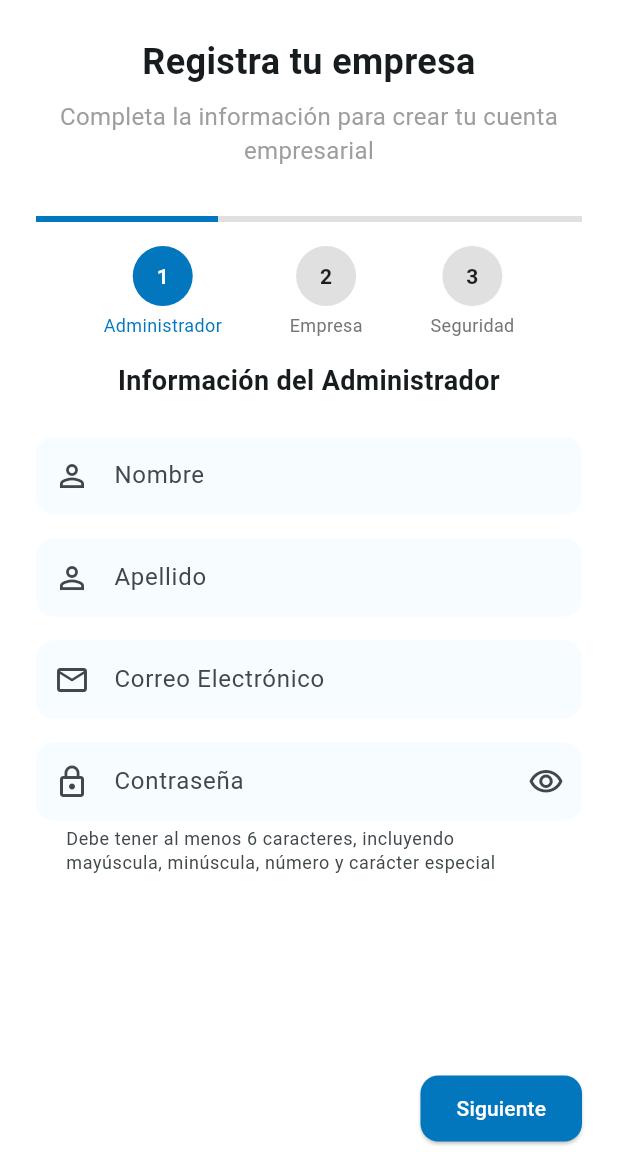
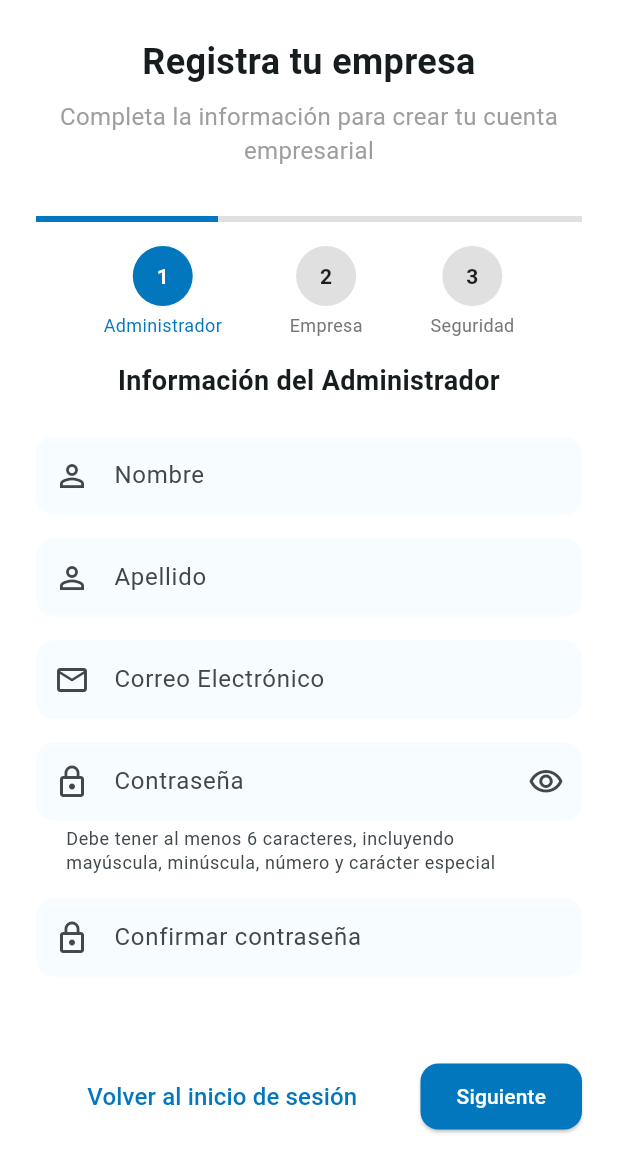
Before and after one commit to jesusmachta/Trabajo-de-Grado, a Flutter app: the screen it shows after launch, after a tap on "Registrar Empresa", on a phone screen of 412 x 824 dp, the part 84-1236 px from its top. Run offline on Flutter 3.47's test engine with Material 3 defaults, Android fonts, the phone set to English and light mode, and no system bars; our stand-ins replace fl_chart, flutter_svg, image_picker, month_picker_dialog, shared_preferences, syncfusion_flutter_charts; accounts and stored records are empty.

Commit message:
cambios ui

```diff
--- a/frontend/lib/views/login_view.dart
+++ b/frontend/lib/views/login_view.dart
@@ -128,7 +128,7 @@ class _LoginViewState extends State<LoginView> {
                       style: const TextStyle(fontSize: 17),
                       validator: _validateEmail,
                       decoration: InputDecoration(
-                        hintText: 'correo@ejemplo.com',
+                        hintText: 'Ingresa tu correo electrónico',
                         prefixIcon: const Icon(Icons.email_outlined, size: 24),
                         border: OutlineInputBorder(
                           borderRadius: BorderRadius.circular(8),
--- a/frontend/lib/views/register_company_view.dart
+++ b/frontend/lib/views/register_company_view.dart
@@ -29,6 +29,7 @@ class _RegisterCompanyViewState extends State<RegisterCompanyView>
   final _lastNameController = TextEditingController();
   final _emailController = TextEditingController();
   final _passwordController = TextEditingController();
+  final _confirmPasswordController = TextEditingController();
   final _securityAnswerController = TextEditingController();
 
   // Tab control
@@ -72,6 +73,7 @@ class _RegisterCompanyViewState extends State<RegisterCompanyView>
     _lastNameController.dispose();
     _emailController.dispose();
     _passwordController.dispose();
+    _confirmPasswordController.dispose();
     _securityAnswerController.dispose();
     _tabController.dispose();
     super.dispose();
@@ -135,6 +137,16 @@ class _RegisterCompanyViewState extends State<RegisterCompanyView>
     return null;
   }
 
+  String? _validateConfirmPassword(String? value) {
+    if (value == null || value.isEmpty) {
+      return 'Por favor confirma tu contraseña';
+    }
+    if (value != _passwordController.text) {
+      return 'Las contraseñas no coinciden';
+    }
+    return null;
+  }
+
   String? _validateSecurityAnswer(String? value) {
     if (value == null || value.isEmpty) {
       return 'Por favor ingresa tu respuesta de seguridad';
@@ -149,7 +161,8 @@ class _RegisterCompanyViewState extends State<RegisterCompanyView>
         return _firstNameController.text.isNotEmpty &&
             _lastNameController.text.isNotEmpty &&
             _validateEmail(_emailController.text) == null &&
-            _validatePassword(_passwordController.text) == null;
+            _validatePassword(_passwordController.text) == null &&
+            _validateConfirmPassword(_confirmPasswordController.text) == null;
       case 1: // Company information
         return _validateCompanyName(_companyNameController.text) == null &&
             _validateRif(_rifController.text) == null;
@@ -425,29 +438,21 @@ class _RegisterCompanyViewState extends State<RegisterCompanyView>
                       ),
                     ),
 
-                    const SizedBox(height: 24),
-
-                    // Navigation buttons
+                    const SizedBox(height: 16),
                     Row(
-                      mainAxisAlignment: MainAxisAlignment.spaceBetween,
                       children: [
-                        // Back button (hidden on first tab)
-                        if (_currentTab > 0)
-                          ElevatedButton(
-                            onPressed: _previousTab,
-                            style: ElevatedButton.styleFrom(
-                              padding: const EdgeInsets.symmetric(
-                                  horizontal: 24, vertical: 12),
-                              backgroundColor: Colors.grey[300],
-                              foregroundColor: Colors.black87,
+                        Expanded(
+                          child: TextButton(
+                            onPressed: () {
+                              Navigator.of(context).pop();
+                            },
+                            child: const Text(
+                              'Volver al inicio de sesión',
+                              style: TextStyle(fontSize: 16),
                             ),
-                            child: const Text('Atrás'),
-                          )
-                        else
-                          const SizedBox(
-                              width: 100), // Placeholder for alignment
-
-                        // Next/Submit button
+                          ),
+                        ),
+                        const SizedBox(width: 8),
                         ElevatedButton(
                           onPressed: _isLoading
                               ? null
@@ -472,21 +477,6 @@ class _RegisterCompanyViewState extends State<RegisterCompanyView>
                                   : 'Registrar Empresa'),
                         ),
                       ],
-                    ),
-
-                    const SizedBox(height: 16),
-
-                    // Back to Login Text Button
-                    TextButton(
-                      onPressed: () {
-                        Navigator.of(context).pop();
-                      },
-                      child: const Text(
-                        'Volver al inicio de sesión',
-                        style: TextStyle(
-                          fontSize: 16,
-                        ),
-                      ),
                     ),
                   ],
                 ),
@@ -551,6 +541,7 @@ class _RegisterCompanyViewState extends State<RegisterCompanyView>
               prefixIcon: Icon(Icons.person_outline),
             ),
             validator: _validateName,
+            onChanged: (_) => setState(() {}),
           ),
           const SizedBox(height: 16),
 
@@ -563,6 +554,7 @@ class _RegisterCompanyViewState extends State<RegisterCompanyView>
               prefixIcon: Icon(Icons.person_outline),
             ),
             validator: _validateName,
+            onChanged: (_) => setState(() {}),
           ),
           const SizedBox(height: 16),
 
@@ -570,12 +562,13 @@ class _RegisterCompanyViewState extends State<RegisterCompanyView>
             controller: _emailController,
             decoration: const InputDecoration(
               labelText: 'Correo Electrónico',
-              hintText: 'tu.correo@ejemplo.com',
+              hintText: 'Ingresa tu correo electrónico',
               border: OutlineInputBorder(),
               prefixIcon: Icon(Icons.email_outlined),
             ),
             keyboardType: TextInputType.emailAddress,
             validator: _validateEmail,
+            onChanged: (_) => setState(() {}),
           ),
           const SizedBox(height: 16),
 
@@ -602,6 +595,21 @@ class _RegisterCompanyViewState extends State<RegisterCompanyView>
               helperMaxLines: 2,
             ),
             validator: _validatePassword,
+            onChanged: (_) => setState(() {}),
+          ),
+          const SizedBox(height: 16),
+
+          TextFormField(
+            controller: _confirmPasswordController,
+            obscureText: _obscurePassword,
+            decoration: const InputDecoration(
+              labelText: 'Confirmar contraseña',
+              hintText: 'Vuelve a ingresar tu contraseña',
+              border: OutlineInputBorder(),
+              prefixIcon: Icon(Icons.lock_outline),
+            ),
+            validator: _validateConfirmPassword,
+            onChanged: (_) => setState(() {}),
           ),
         ],
       ),
@@ -624,6 +632,7 @@ class _RegisterCompanyViewState extends State<RegisterCompanyView>
               prefixIcon: Icon(Icons.business),
             ),
             validator: _validateCompanyName,
+            onChanged: (_) => setState(() {}),
           ),
           const SizedBox(height: 16),
 
@@ -637,6 +646,7 @@ class _RegisterCompanyViewState extends State<RegisterCompanyView>
             ),
             keyboardType: TextInputType.number,
             validator: _validateRif,
+            onChanged: (_) => setState(() {}),
           ),
         ],
       ),
@@ -709,6 +719,7 @@ class _RegisterCompanyViewState extends State<RegisterCompanyView>
               prefixIcon: Icon(Icons.question_answer),
             ),
             validator: _validateSecurityAnswer,
+            onChanged: (_) => setState(() {}),
           ),
         ],
       ),
```
